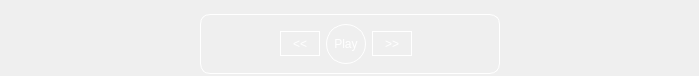
ifreddyrod/SPYDER-Player-pyqt, file assets/VideoControlPanel.ui: the form before one commit.
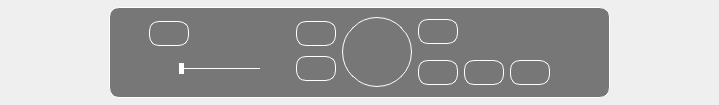
The form after the commit. Icons and pictures are not drawn.

Commit message: Updated the control panel with icons, redesigned it, and added stylesheets for the buttons.  Updated the main ui to show the control panel on the bottom of the screen and on the player when in full screen.  Added event handling to most of the buttons.  Added the ability to hide and show the playlist.

Patch:
```diff
--- a/assets/VideoControlPanel.ui
+++ b/assets/VideoControlPanel.ui
@@ -6,12 +6,12 @@
    <rect>
     <x>0</x>
     <y>0</y>
-    <width>699</width>
-    <height>76</height>
+    <width>719</width>
+    <height>105</height>
    </rect>
   </property>
   <property name="sizePolicy">
-   <sizepolicy hsizetype="Expanding" vsizetype="Expanding">
+   <sizepolicy hsizetype="Preferred" vsizetype="Preferred">
     <horstretch>0</horstretch>
     <verstretch>0</verstretch>
    </sizepolicy>
@@ -26,12 +26,9 @@
    <string>Form</string>
   </property>
   <property name="styleSheet">
-   <string notr="true">/*background: transparent;
-border-color: rgb(255, 255, 255);
-color: white;*/
-
-QFrame
+   <string notr="true">QFrame
 {
+	background-color: rgba(0, 0, 0, 128);  /*rgba(0, 0, 0, 150);*/
 	border: 1px solid white;
 	border-radius: 10px;  
 }
@@ -41,10 +38,48 @@
 	/*background-color: transparent;*/
 	color: white;
 	border: 1px solid white;
-	border-radius: 20px;  
-}</string>
+	border-radius: 10px;  
+}
+
+QPushButton:hover
+{
+	background-color: rgb(43, 43, 43);
+}
+
+QPushButton:disabled
+{
+	color: rgb(38, 38, 38);
+}
+
+QPushButton:pressed
+{
+	background-color: rgb(101, 101, 101)
+}
+
+QSlider::groove:horizontal
+{
+	background-color: white;
+    	/*border: 1px solid;*/
+    	height: 1px;
+    	margin: 0px;
+}
+
+QSlider::handle:horizontal 
+{
+    	background-color: white;
+    	border: 2px solid white;
+    	height: 5px;
+    	width: 1px;
+    	margin: -5px 0px;
+   }</string>
   </property>
-  <layout class="QVBoxLayout" name="verticalLayout_2">
+  <layout class="QVBoxLayout" name="verticalLayout">
+   <property name="spacing">
+    <number>0</number>
+   </property>
+   <property name="sizeConstraint">
+    <enum>QLayout::SizeConstraint::SetDefaultConstraint</enum>
+   </property>
    <property name="leftMargin">
     <number>0</number>
    </property>
@@ -55,80 +90,95 @@
     <number>0</number>
    </property>
    <property name="bottomMargin">
-    <number>2</number>
+    <number>0</number>
    </property>
    <item>
-    <layout class="QVBoxLayout" name="verticalLayout">
+    <layout class="QHBoxLayout" name="horizontalLayout">
+     <property name="spacing">
+      <number>0</number>
+     </property>
      <item>
-      <spacer name="verticalSpacer">
+      <spacer name="horizontalSpacer">
        <property name="orientation">
-        <enum>Qt::Orientation::Vertical</enum>
+        <enum>Qt::Orientation::Horizontal</enum>
        </property>
        <property name="sizeHint" stdset="0">
         <size>
-         <width>20</width>
-         <height>40</height>
+         <width>40</width>
+         <height>20</height>
         </size>
        </property>
       </spacer>
      </item>
      <item>
-      <layout class="QHBoxLayout" name="horizontalLayout">
-       <item>
-        <spacer name="horizontalSpacer">
-         <property name="orientation">
-          <enum>Qt::Orientation::Horizontal</enum>
+      <widget class="QFrame" name="Control_frame">
+       <property name="sizePolicy">
+        <sizepolicy hsizetype="Fixed" vsizetype="Fixed">
+         <horstretch>0</horstretch>
+         <verstretch>0</verstretch>
+        </sizepolicy>
+       </property>
+       <property name="minimumSize">
+        <size>
+         <width>501</width>
+         <height>91</height>
+        </size>
+       </property>
+       <property name="styleSheet">
+        <string notr="true"/>
+       </property>
+       <property name="frameShape">
+        <enum>QFrame::Shape::StyledPanel</enum>
+       </property>
+       <property name="frameShadow">
+        <enum>QFrame::Shadow::Raised</enum>
+       </property>
+       <widget class="QWidget" name="horizontalLayoutWidget">
+        <property name="geometry">
+         <rect>
+          <x>40</x>
+          <y>10</y>
+          <width>401</width>
+          <height>106</height>
+         </rect>
+        </property>
+        <layout class="QHBoxLayout" name="horizontalLayout_3" stretch="0,0,0">
+         <property name="sizeConstraint">
+          <enum>QLayout::SizeConstraint::SetMaximumSize</enum>
          </property>
-         <property name="sizeHint" stdset="0">
-          <size>
-           <width>40</width>
-           <height>20</height>
-          </size>
-         </property>
-        </spacer>
-       </item>
-       <item>
-        <widget class="QFrame" name="frame">
-         <property name="minimumSize">
-          <size>
-           <width>300</width>
-           <height>60</height>
-          </size>
-         </property>
-         <property name="frameShape">
-          <enum>QFrame::Shape::StyledPanel</enum>
-         </property>
-         <property name="frameShadow">
-          <enum>QFrame::Shadow::Raised</enum>
-         </property>
-         <widget class="QWidget" name="horizontalLayoutWidget">
-          <property name="geometry">
-           <rect>
-            <x>20</x>
-            <y>10</y>
-            <width>251</width>
-            <height>42</height>
-           </rect>
-          </property>
-          <layout class="QHBoxLayout" name="horizontalLayout_3">
-           <property name="sizeConstraint">
-            <enum>QLayout::SizeConstraint::SetMaximumSize</enum>
+         <item>
+          <layout class="QGridLayout" name="gridLayout_2">
+           <property name="verticalSpacing">
+            <number>-1</number>
            </property>
-           <item>
-            <spacer name="horizontalSpacer_1">
-             <property name="orientation">
-              <enum>Qt::Orientation::Horizontal</enum>
+           <item row="0" column="1">
+            <widget class="QPushButton" name="Backward_button">
+             <property name="sizePolicy">
+              <sizepolicy hsizetype="Fixed" vsizetype="Fixed">
+               <horstretch>0</horstretch>
+               <verstretch>0</verstretch>
+              </sizepolicy>
              </property>
-             <property name="sizeHint" stdset="0">
+             <property name="minimumSize">
               <size>
                <width>40</width>
-               <height>13</height>
+               <height>25</height>
               </size>
              </property>
-            </spacer>
+             <property name="focusPolicy">
+              <enum>Qt::FocusPolicy::NoFocus</enum>
+             </property>
+             <property name="text">
+              <string/>
+             </property>
+             <property name="icon">
+              <iconset>
+               <normaloff>icons/previous.png</normaloff>icons/previous.png</iconset>
+             </property>
+            </widget>
            </item>
-           <item>
-            <widget class="QPushButton" name="Back_button">
+           <item row="1" column="1">
+            <widget class="QPushButton" name="Previous_button">
              <property name="sizePolicy">
               <sizepolicy hsizetype="Fixed" vsizetype="Fixed">
                <horstretch>0</horstretch>
@@ -145,12 +195,112 @@
               <enum>Qt::FocusPolicy::NoFocus</enum>
              </property>
              <property name="text">
-              <string>&lt;&lt;</string>
+              <string/>
              </property>
+             <property name="icon">
+              <iconset>
+               <normaloff>icons/back.png</normaloff>icons/back.png</iconset>
+             </property>
+             <property name="iconSize">
+              <size>
+               <width>14</width>
+               <height>14</height>
+              </size>
+             </property>
             </widget>
            </item>
-           <item>
-            <widget class="QPushButton" name="Play_button">
+           <item row="1" column="0">
+            <layout class="QGridLayout" name="gridLayout_3" columnstretch="0,0,0">
+             <property name="horizontalSpacing">
+              <number>2</number>
+             </property>
+             <item row="0" column="0">
+              <widget class="QPushButton" name="Mute_button">
+               <property name="sizePolicy">
+                <sizepolicy hsizetype="Fixed" vsizetype="Fixed">
+                 <horstretch>0</horstretch>
+                 <verstretch>0</verstretch>
+                </sizepolicy>
+               </property>
+               <property name="minimumSize">
+                <size>
+                 <width>25</width>
+                 <height>25</height>
+                </size>
+               </property>
+               <property name="focusPolicy">
+                <enum>Qt::FocusPolicy::NoFocus</enum>
+               </property>
+               <property name="styleSheet">
+                <string notr="true">border: none;</string>
+               </property>
+               <property name="text">
+                <string/>
+               </property>
+               <property name="icon">
+                <iconset>
+                 <normaloff>icons/mute.png</normaloff>icons/mute.png</iconset>
+               </property>
+               <property name="iconSize">
+                <size>
+                 <width>20</width>
+                 <height>20</height>
+                </size>
+               </property>
+              </widget>
+             </item>
+             <item row="0" column="2">
+              <widget class="QPushButton" name="FullVolume_button">
+               <property name="sizePolicy">
+                <sizepolicy hsizetype="Fixed" vsizetype="Fixed">
+                 <horstretch>0</horstretch>
+                 <verstretch>0</verstretch>
+                </sizepolicy>
+               </property>
+               <property name="minimumSize">
+                <size>
+                 <width>25</width>
+                 <height>25</height>
+                </size>
+               </property>
+               <property name="focusPolicy">
+                <enum>Qt::FocusPolicy::NoFocus</enum>
+               </property>
+               <property name="styleSheet">
+                <string notr="true">border: none;</string>
+               </property>
+               <property name="text">
+                <string/>
+               </property>
+               <property name="icon">
+                <iconset>
+                 <normaloff>icons/volume.png</normaloff>icons/volume.png</iconset>
+               </property>
+               <property name="iconSize">
+                <size>
+                 <width>20</width>
+                 <height>20</height>
+                </size>
+               </property>
+              </widget>
+             </item>
+             <item row="0" column="1">
+              <widget class="QSlider" name="Volume_slider">
+               <property name="styleSheet">
+                <string notr="true">color: rgb(255, 255, 255);</string>
+               </property>
+               <property name="maximum">
+                <number>100</number>
+               </property>
+               <property name="orientation">
+                <enum>Qt::Orientation::Horizontal</enum>
+               </property>
+              </widget>
+             </item>
+            </layout>
+           </item>
+           <item row="0" column="0">
+            <widget class="QPushButton" name="ToggleList_button">
              <property name="sizePolicy">
               <sizepolicy hsizetype="Fixed" vsizetype="Fixed">
                <horstretch>0</horstretch>
@@ -160,18 +310,95 @@
              <property name="minimumSize">
               <size>
                <width>40</width>
-               <height>40</height>
+               <height>25</height>
+              </size>
+             </property>
+             <property name="focusPolicy">
+              <enum>Qt::FocusPolicy::NoFocus</enum>
+             </property>
+             <property name="layoutDirection">
+              <enum>Qt::LayoutDirection::LeftToRight</enum>
+             </property>
+             <property name="text">
+              <string/>
+             </property>
+             <property name="icon">
+              <iconset>
+               <normaloff>icons/list.png</normaloff>icons/list.png</iconset>
+             </property>
+            </widget>
+           </item>
+          </layout>
+         </item>
+         <item>
+          <widget class="QPushButton" name="Play_button">
+           <property name="sizePolicy">
+            <sizepolicy hsizetype="Fixed" vsizetype="Fixed">
+             <horstretch>0</horstretch>
+             <verstretch>0</verstretch>
+            </sizepolicy>
+           </property>
+           <property name="minimumSize">
+            <size>
+             <width>70</width>
+             <height>70</height>
+            </size>
+           </property>
+           <property name="focusPolicy">
+            <enum>Qt::FocusPolicy::ClickFocus</enum>
+           </property>
+           <property name="styleSheet">
+            <string notr="true">
+border-radius: 35px;  
+</string>
+           </property>
+           <property name="text">
+            <string/>
+           </property>
+           <property name="icon">
+            <iconset>
+             <normaloff>icons/play.png</normaloff>icons/play.png</iconset>
+           </property>
+           <property name="iconSize">
+            <size>
+             <width>32</width>
+             <height>32</height>
+            </size>
+           </property>
+          </widget>
+         </item>
+         <item>
+          <layout class="QGridLayout" name="gridLayout">
+           <property name="verticalSpacing">
+            <number>14</number>
+           </property>
+           <item row="1" column="1">
+            <widget class="QPushButton" name="Stop_button">
+             <property name="sizePolicy">
+              <sizepolicy hsizetype="Fixed" vsizetype="Fixed">
+               <horstretch>0</horstretch>
+               <verstretch>0</verstretch>
+              </sizepolicy>
+             </property>
+             <property name="minimumSize">
+              <size>
+               <width>40</width>
+               <height>25</height>
               </size>
              </property>
              <property name="focusPolicy">
               <enum>Qt::FocusPolicy::ClickFocus</enum>
              </property>
              <property name="text">
-              <string>Play</string>
+              <string/>
+             </property>
+             <property name="icon">
+              <iconset>
+               <normaloff>icons/stop.png</normaloff>icons/stop.png</iconset>
              </property>
             </widget>
            </item>
-           <item>
+           <item row="0" column="0">
             <widget class="QPushButton" name="Forward_button">
              <property name="sizePolicy">
               <sizepolicy hsizetype="Fixed" vsizetype="Fixed">
@@ -186,44 +413,99 @@
               </size>
              </property>
              <property name="focusPolicy">
+              <enum>Qt::FocusPolicy::NoFocus</enum>
+             </property>
+             <property name="text">
+              <string/>
+             </property>
+             <property name="icon">
+              <iconset>
+               <normaloff>icons/forward.png</normaloff>icons/forward.png</iconset>
+             </property>
+            </widget>
+           </item>
+           <item row="1" column="0">
+            <widget class="QPushButton" name="Next_button">
+             <property name="sizePolicy">
+              <sizepolicy hsizetype="Fixed" vsizetype="Fixed">
+               <horstretch>0</horstretch>
+               <verstretch>0</verstretch>
+              </sizepolicy>
+             </property>
+             <property name="minimumSize">
+              <size>
+               <width>40</width>
+               <height>25</height>
+              </size>
+             </property>
+             <property name="focusPolicy">
+              <enum>Qt::FocusPolicy::NoFocus</enum>
+             </property>
+             <property name="text">
+              <string/>
+             </property>
+             <property name="icon">
+              <iconset>
+               <normaloff>icons/next.png</normaloff>icons/next.png</iconset>
+             </property>
+             <property name="iconSize">
+              <size>
+               <width>14</width>
+               <height>14</height>
+              </size>
+             </property>
+            </widget>
+           </item>
+           <item row="1" column="2">
+            <widget class="QPushButton" name="Last_button">
+             <property name="sizePolicy">
+              <sizepolicy hsizetype="Fixed" vsizetype="Fixed">
+               <horstretch>0</horstretch>
+               <verstretch>0</verstretch>
+              </sizepolicy>
+             </property>
+             <property name="minimumSize">
+              <size>
+               <width>40</width>
+               <height>25</height>
+              </size>
+             </property>
+             <property name="focusPolicy">
               <enum>Qt::FocusPolicy::ClickFocus</enum>
              </property>
              <property name="text">
-              <string>&gt;&gt;</string>
+              <string/>
              </property>
-            </widget>
-           </item>
-           <item>
-            <spacer name="horizontalSpacer_2">
-             <property name="orientation">
-              <enum>Qt::Orientation::Horizontal</enum>
+             <property name="icon">
+              <iconset>
+               <normaloff>icons/last.png</normaloff>icons/last.png</iconset>
              </property>
-             <property name="sizeHint" stdset="0">
+             <property name="iconSize">
               <size>
-               <width>40</width>
-               <height>20</height>
+               <width>24</width>
+               <height>24</height>
               </size>
              </property>
-            </spacer>
+            </widget>
            </item>
           </layout>
-         </widget>
-        </widget>
-       </item>
-       <item>
-        <spacer name="horizontalSpacer_3">
-         <property name="orientation">
-          <enum>Qt::Orientation::Horizontal</enum>
-         </property>
-         <property name="sizeHint" stdset="0">
-          <size>
-           <width>40</width>
-           <height>20</height>
-          </size>
-         </property>
-        </spacer>
-       </item>
-      </layout>
+         </item>
+        </layout>
+       </widget>
+      </widget>
+     </item>
+     <item>
+      <spacer name="horizontalSpacer_2">
+       <property name="orientation">
+        <enum>Qt::Orientation::Horizontal</enum>
+       </property>
+       <property name="sizeHint" stdset="0">
+        <size>
+         <width>40</width>
+         <height>20</height>
+        </size>
+       </property>
+      </spacer>
      </item>
     </layout>
    </item>
```
Left out of the diff: 6 changed lines with no effect on the pictures. The commit also changes 15 other files.
